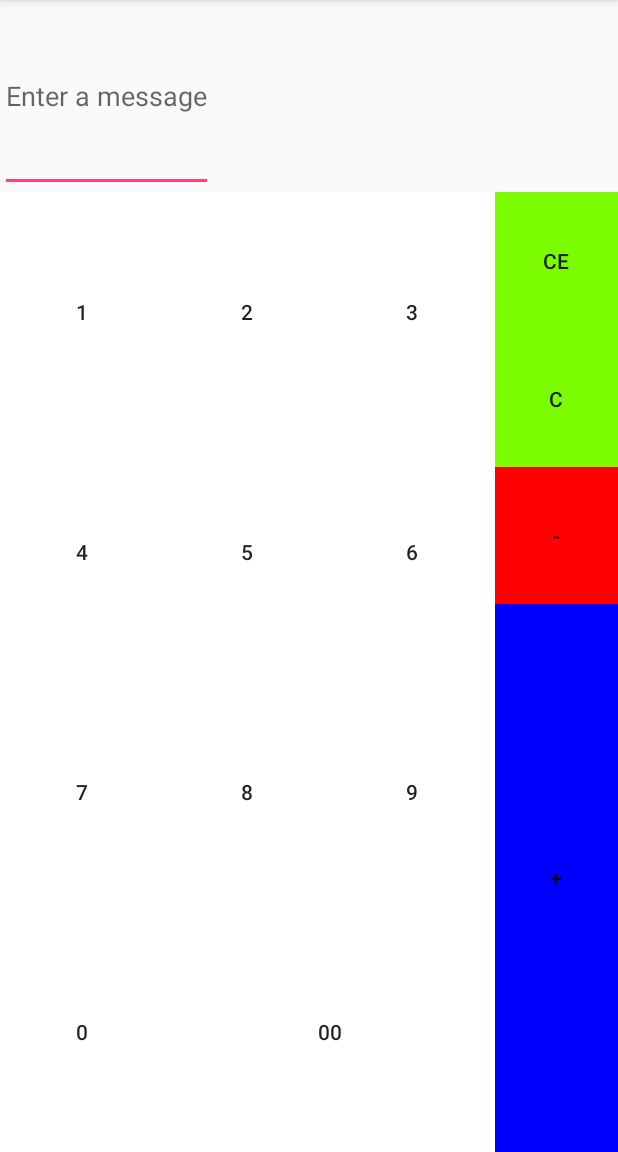
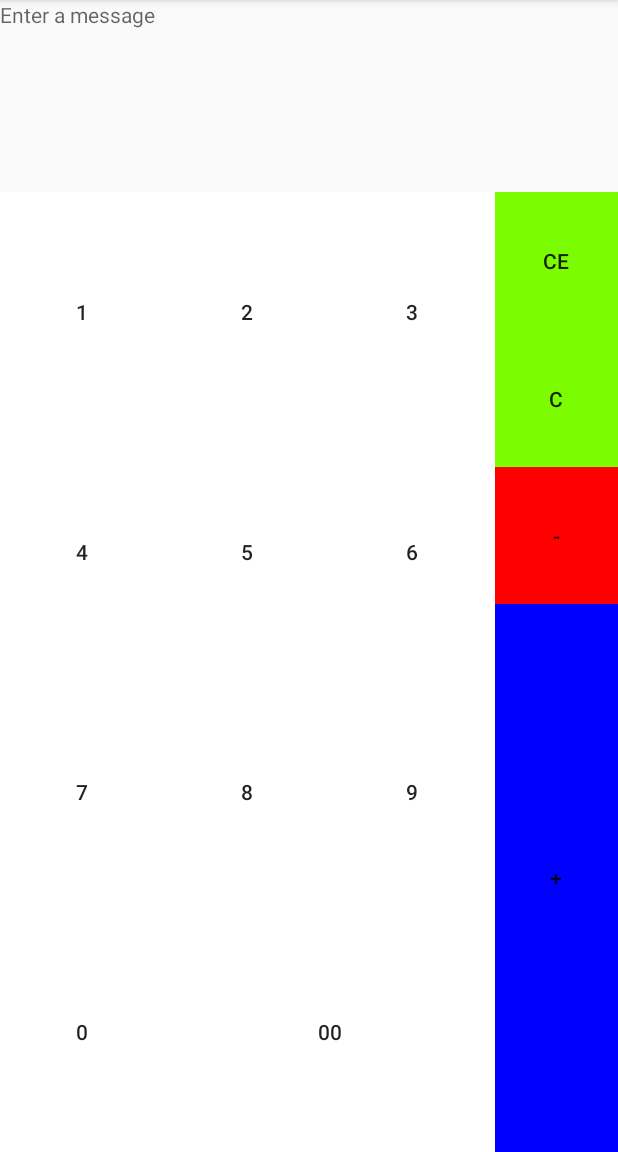
Before and after one commit to asanc305/Android_Calc, an Android app: the screen it shows after launch (MainActivity), after a tap on "00", on a phone screen of 412 x 824 dp, the part 84-1236 px from its top. Run offline under Robolectric (Android 15) with nearby library versions, the phone set to English and light mode, and no system bars.

```diff
--- a/app/src/main/java/com/example/myfirstapp/MainActivity.java
+++ b/app/src/main/java/com/example/myfirstapp/MainActivity.java
@@ -1,10 +1,12 @@
 package com.example.myfirstapp;
 
+import android.content.Context;
 import android.content.Intent;
 import android.support.v7.app.AppCompatActivity;
 import android.os.Bundle;
 import android.view.View;
 import android.widget.EditText;
+import android.widget.Toast;
 
 public class MainActivity extends AppCompatActivity {
 
@@ -21,6 +23,13 @@ public class MainActivity extends AppCompatActivity {
     /** Called when the user clicks the Send button */
     public void sendMessage(View view) {
 
+        String x = Integer.toString(view.getId());
+
+        Context context = getApplicationContext();
+        int duration = Toast.LENGTH_SHORT;
+
+        Toast toast = Toast.makeText(context, x, duration);
+        toast.show();
     }
 
     public void numberPressed(View view) {
--- a/app/src/main/res/layout/activity_main.xml
+++ b/app/src/main/res/layout/activity_main.xml
@@ -5,11 +5,12 @@
     android:layout_width="match_parent"
     android:layout_height="match_parent"
     android:orientation="vertical">
-    <EditText android:id="@+id/edit_message"
-        android:layout_width="wrap_content"
+    <TextView android:id="@+id/edit_message"
+        android:layout_width="match_parent"
         android:layout_height="match_parent"
         android:hint="@string/edit_message"
-        android:layout_weight="5"/>
+        android:layout_weight="5"
+        android:digits="true"/>
 
     <LinearLayout
         android:id="@+id/buttons"
@@ -30,6 +31,7 @@
                 android:orientation="horizontal"
                 android:layout_weight="1">
                 <Button
+                    android:id="@+id/w1"
                     android:layout_weight="1"
                     android:layout_width="match_parent"
                     android:layout_height="match_parent"
```
